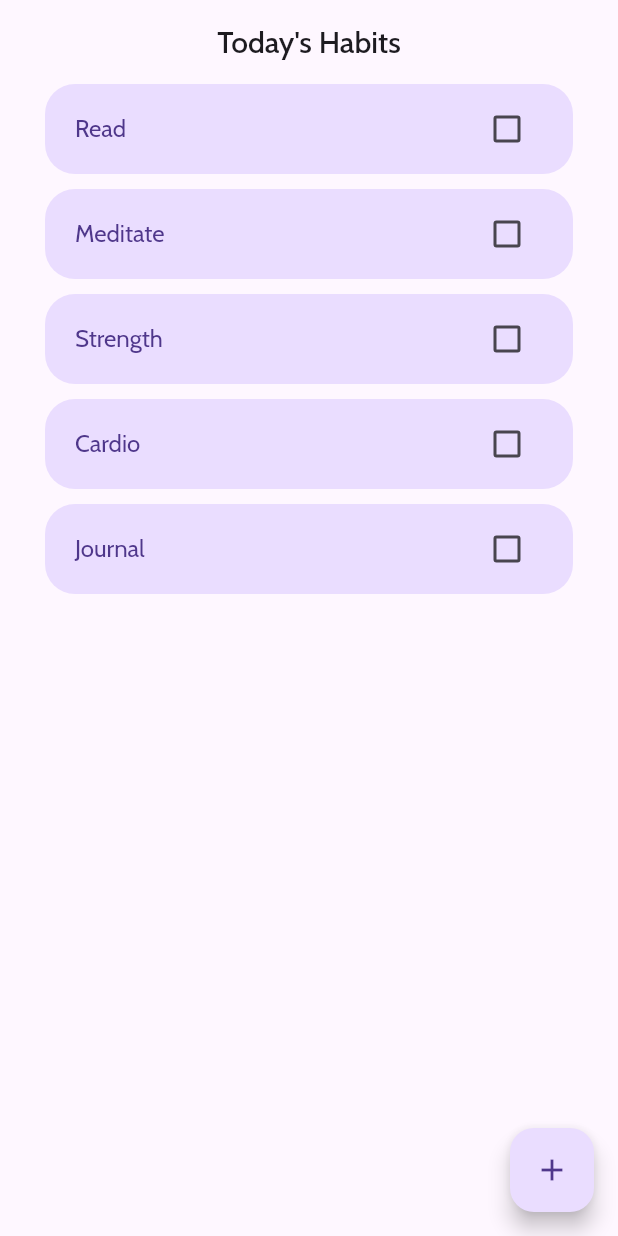
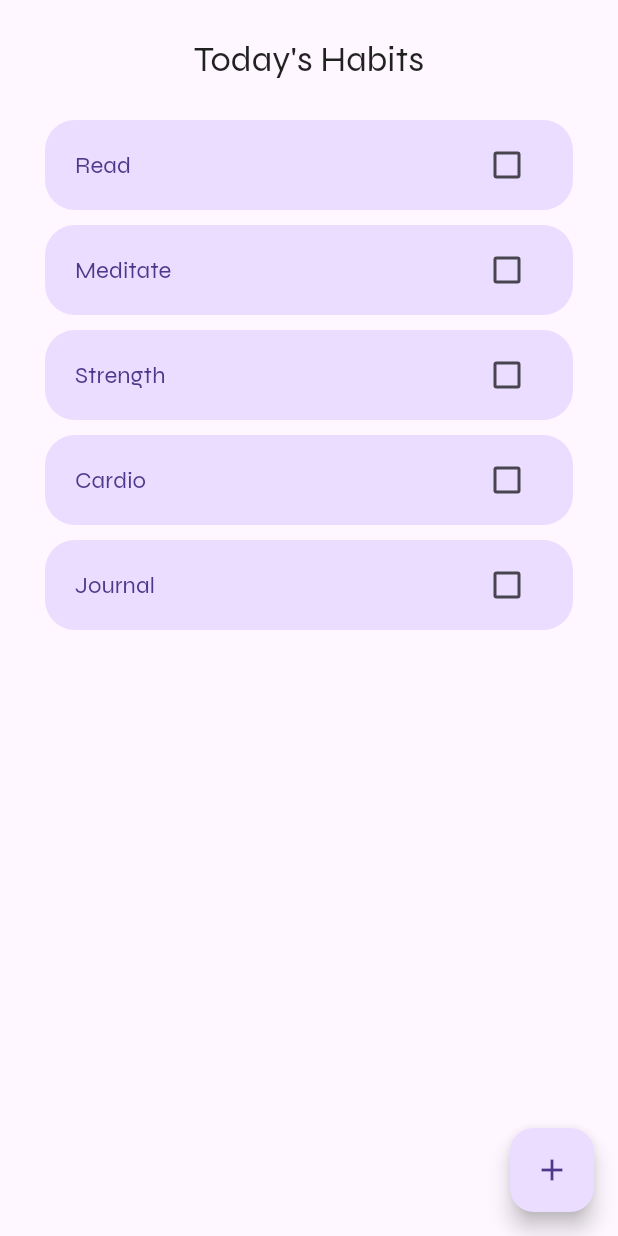
Before and after one commit to veersheth/habitian, a Flutter app: the screen it shows after launch, on a phone screen of 412 x 824 dp. Run offline on Flutter 3.47's test engine with Material 2 defaults, Android fonts, the phone set to English and light mode, and no system bars; our stand-ins replace google_fonts.

Commit message:
changed header and font appearance

```diff
--- a/lib/main.dart
+++ b/lib/main.dart
@@ -13,9 +13,10 @@ class MainApp extends StatelessWidget {
   @override
   Widget build(BuildContext context) {
     return MaterialApp(
+      debugShowCheckedModeBanner: false,
       theme: ThemeData(
         useMaterial3: true,
-        textTheme: GoogleFonts.cabinTextTheme(
+        textTheme: GoogleFonts.syneTextTheme(
          Theme.of(context).textTheme,
        ),
       ),
--- a/lib/pages/habits_page.dart
+++ b/lib/pages/habits_page.dart
@@ -37,12 +37,15 @@ class _HabitsPageState extends State<HabitsPage> {
     return Scaffold(
       appBar: AppBar(
         centerTitle: true,
+        titleTextStyle: Theme.of(context).textTheme.headlineSmall,
         title: const Text("Today's Habits"),
+        toolbarHeight: 80,
       ),
       floatingActionButton: FABAddHabit(
         addHabit: (newHabitName) {addHabit(newHabitName);},
       ),
       body: ListView.builder(
+        // padding: const EdgeInsets.only(top: 20),
         itemCount: todaysHabits.length,
         itemBuilder: (context, index) {
           return GestureDetector(
```
